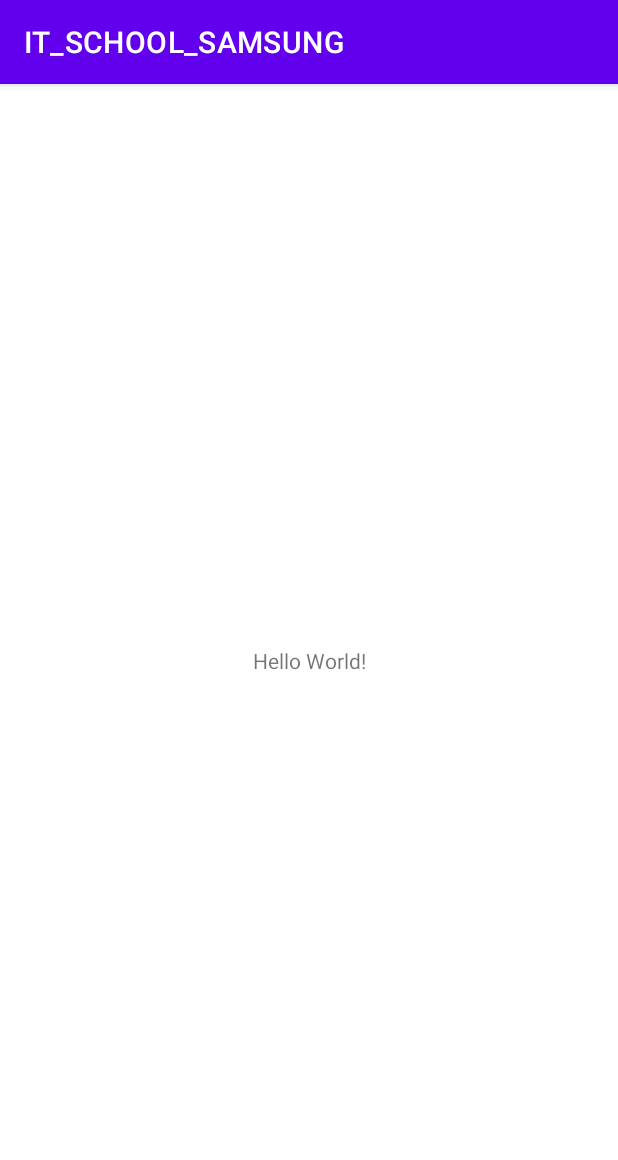
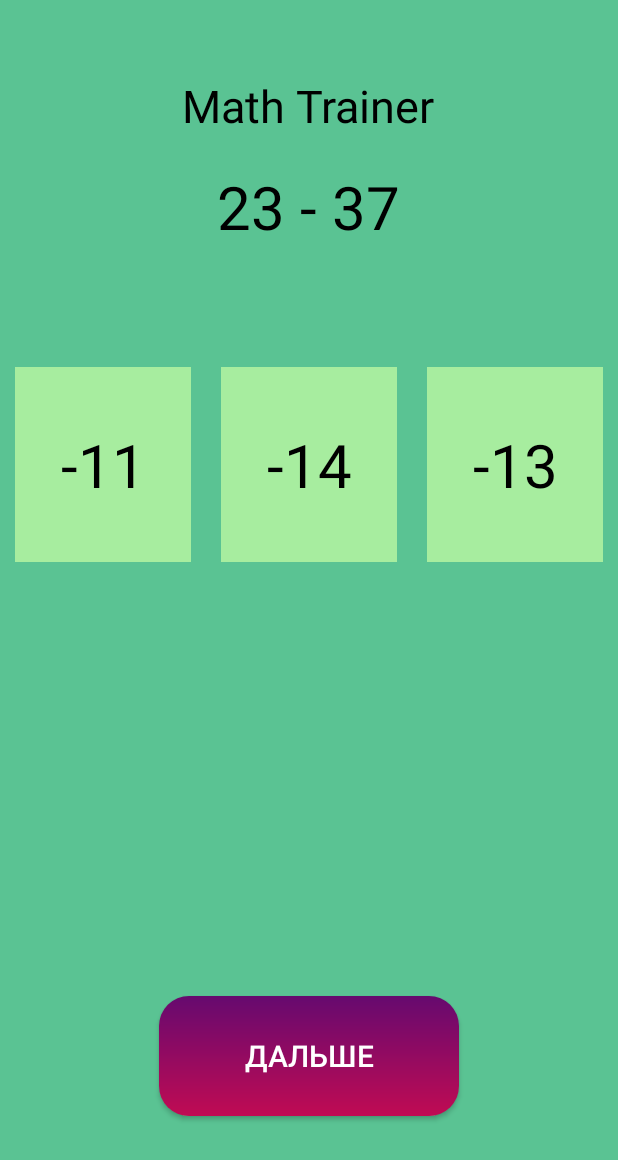
Before and after one commit to VcegdaNaPozitive/Homework_ANDROID, an Android app: the screen it shows after launch (MainActivity), on a phone screen of 412 x 824 dp. Shown: the top 1160 px of the screen. Run offline under Robolectric (Android 15) with nearby library versions, the phone set to English and light mode, and no system bars.

Commit message:
Math_Trainer

```diff
--- a/app/build.gradle
+++ b/app/build.gradle
@@ -26,6 +26,11 @@
         sourceCompatibility JavaVersion.VERSION_1_8
         targetCompatibility JavaVersion.VERSION_1_8
     }
+
+
+    buildFeatures {
+        viewBinding true
+    }
 }
 
 dependencies {
--- a/app/src/main/java/com/example/it_school_samsung/MainActivity.java
+++ b/app/src/main/java/com/example/it_school_samsung/MainActivity.java
@@ -2,13 +2,82 @@
 
 import androidx.appcompat.app.AppCompatActivity;
 
+import android.annotation.SuppressLint;
 import android.os.Bundle;
+import android.view.View;
+import android.widget.TextView;
+import android.widget.Toast;
+
+import com.example.it_school_samsung.databinding.ActivityMainBinding;
 
 public class MainActivity extends AppCompatActivity {
+
+    private ActivityMainBinding binding;
+    private final Problem problem = new Problem();
 
     @Override
     protected void onCreate(Bundle savedInstanceState) {
         super.onCreate(savedInstanceState);
         setContentView(R.layout.activity_main);
+        binding = ActivityMainBinding.inflate(getLayoutInflater());
+        setContentView(binding.getRoot());
+        generateProblem();
+        MyClickListener listener = new MyClickListener();
+        binding.next.setOnClickListener(listener);
+        binding.solution1.setOnClickListener(listener);
+        binding.solution2.setOnClickListener(listener);
+        binding.solution3.setOnClickListener(listener);
     }
+
+    private void generateProblem() {
+        binding.problem.setText(problem.getProblem());
+        binding.solution1.setBackgroundColor(getColor(R.color.still));
+        binding.solution2.setBackgroundColor(getColor(R.color.still));
+        binding.solution3.setBackgroundColor(getColor(R.color.still));
+        int position = problem.getRandom(1, 4);
+        switch (position) {
+            case 1:
+                binding.solution1.setText(String.valueOf(problem.getResult()));
+                binding.solution2.setText(String.valueOf(problem.getNoiseResult()));
+                binding.solution3.setText(String.valueOf(problem.getNoiseResult()));
+                break;
+            case 2:
+                binding.solution1.setText(String.valueOf(problem.getNoiseResult()));
+                binding.solution2.setText(String.valueOf(problem.getResult()));
+                binding.solution3.setText(String.valueOf(problem.getNoiseResult()));
+                break;
+            case 3:
+                binding.solution1.setText(String.valueOf(problem.getNoiseResult()));
+                binding.solution2.setText(String.valueOf(problem.getNoiseResult()));
+                binding.solution3.setText(String.valueOf(problem.getResult()));
+                break;
+        }
+
+    }
+
+    class MyClickListener implements View.OnClickListener {
+
+        @SuppressLint("NonConstantResourceId")
+        @Override
+        public void onClick(View view) {
+            switch (view.getId()) {
+                case R.id.next:
+                    generateProblem();
+                    break;
+                case R.id.solution1:
+                case R.id.solution2:
+                case R.id.solution3:
+                    String text = ((TextView) view).getText().toString();
+                    if (text.equals(String.valueOf(problem.getResult()))) {
+                        view.setBackgroundColor(getColor(R.color.correct));
+                        Toast.makeText(MainActivity.this, "Правильно", Toast.LENGTH_SHORT).show();
+                    } else {
+                        view.setBackgroundColor(getColor(R.color.wrong));
+                        Toast.makeText(MainActivity.this, "Неправильно", Toast.LENGTH_SHORT).show();
+                    }
+
+            }
+        }
+    }
+
 }
--- /dev/null
+++ b/app/src/main/java/com/example/it_school_samsung/Problem.java
@@ -0,0 +1,33 @@
+package com.example.it_school_samsung;
+
+import java.util.Random;
+
+public class Problem {
+    private int result;
+    private final Random random = new Random();
+
+    public int getRandom(int min, int max) {
+        return (int) (Math.random() * (max - min)) + min;
+    }
+
+    public int getResult() {
+        return result;
+    }
+
+    public String getProblem() {
+        int a = getRandom(-50, 50);
+        int b = getRandom(0, 50);
+        String sign = getRandomSign();
+        if (sign.equals("+")) result = a + b;
+        else result = a - b;
+        return a + " " + sign + " " + b;
+    }
+
+    public int getNoiseResult() {
+        return result + getRandom(-4, 4);
+    }
+
+    private String getRandomSign() {
+        return random.nextBoolean() ? "-" : "+";
+    }
+}
--- /dev/null
+++ b/app/src/main/res/drawable/button_style.xml
@@ -0,0 +1,10 @@
+<?xml version="1.0" encoding="utf-8"?>
+<shape xmlns:android="http://schemas.android.com/apk/res/android"
+    android:shape="rectangle">
+    <corners android:radius="20dp" />
+    <gradient android:type="linear"
+        android:startColor="@color/button_color_start"
+        android:endColor="@color/button_color_end"
+        android:angle="200">
+    </gradient>
+</shape>
--- a/app/src/main/res/layout/activity_main.xml
+++ b/app/src/main/res/layout/activity_main.xml
@@ -1,18 +1,88 @@
 <?xml version="1.0" encoding="utf-8"?>
-<androidx.constraintlayout.widget.ConstraintLayout xmlns:android="http://schemas.android.com/apk/res/android"
-    xmlns:app="http://schemas.android.com/apk/res-auto"
+<RelativeLayout xmlns:android="http://schemas.android.com/apk/res/android"
     xmlns:tools="http://schemas.android.com/tools"
     android:layout_width="match_parent"
     android:layout_height="match_parent"
-    tools:context=".MainActivity">
+    android:background="@color/main_background">
 
     <TextView
+        android:id="@+id/title"
         android:layout_width="wrap_content"
         android:layout_height="wrap_content"
-        android:text="Hello World!"
-        app:layout_constraintBottom_toBottomOf="parent"
-        app:layout_constraintEnd_toEndOf="parent"
-        app:layout_constraintStart_toStartOf="parent"
-        app:layout_constraintTop_toTopOf="parent" />
+        android:layout_centerHorizontal="true"
+        android:layout_marginTop="50dp"
+        android:text="@string/app_name"
+        android:textColor="@color/text_color"
+        android:textSize="30sp" />
 
-</androidx.constraintlayout.widget.ConstraintLayout>
+    <TextView
+        android:id="@+id/problem"
+        android:layout_width="wrap_content"
+        android:layout_height="wrap_content"
+        android:layout_below="@id/title"
+        android:layout_centerHorizontal="true"
+        android:layout_marginTop="20dp"
+        android:textColor="@color/text_color"
+        android:textSize="40sp"
+        tools:text="11 + 23 =" />
+
+    <LinearLayout
+        android:id="@+id/solutions"
+        android:layout_width="match_parent"
+        android:layout_height="150dp"
+        android:layout_below="@id/problem"
+        android:layout_marginTop="70dp"
+        android:orientation="horizontal">
+
+
+        <TextView
+            android:id="@+id/solution1"
+            android:layout_width="0dp"
+            android:layout_height="match_parent"
+            android:layout_margin="10dp"
+            android:layout_weight="1"
+            android:background="@color/still"
+            android:gravity="center"
+            android:textColor="@color/text_color"
+            android:textSize="40sp"
+            tools:text="34" />
+
+
+        <TextView
+            android:id="@+id/solution2"
+            android:layout_width="0dp"
+            android:layout_height="match_parent"
+            android:layout_margin="10dp"
+            android:layout_weight="1"
+            android:background="@color/still"
+            android:gravity="center"
+            android:textColor="@color/text_color"
+            android:textSize="40sp"
+            tools:text="34" />
+
+
+        <TextView
+            android:id="@+id/solution3"
+            android:layout_width="0dp"
+            android:layout_height="match_parent"
+            android:layout_margin="10dp"
+            android:layout_weight="1"
+            android:background="@color/still"
+            android:gravity="center"
+            android:textColor="@color/text_color"
+            android:textSize="40sp"
+            tools:text="34" />
+    </LinearLayout>
+
+    <Button
+        android:id="@+id/next"
+        android:layout_width="200dp"
+        android:layout_height="80dp"
+        android:layout_alignParentBottom="true"
+        android:layout_centerHorizontal="true"
+        android:layout_marginBottom="80dp"
+        android:background="@drawable/button_style"
+        android:text="Дальше"
+        android:textColor="@color/white"
+        android:textSize="20sp" />
+</RelativeLayout>
--- a/app/src/main/res/values-night/themes.xml
+++ b/app/src/main/res/values-night/themes.xml
@@ -1,6 +1,6 @@
 <resources xmlns:tools="http://schemas.android.com/tools">
     <!-- Base application theme. -->
-    <style name="Theme.IT_SCHOOL_SAMSUNG" parent="Theme.MaterialComponents.DayNight.DarkActionBar">
+    <style name="Theme.IT_SCHOOL_SAMSUNG" parent="Theme.AppCompat.DayNight.NoActionBar">
         <!-- Primary brand color. -->
         <item name="colorPrimary">@color/purple_200</item>
         <item name="colorPrimaryVariant">@color/purple_700</item>
--- a/app/src/main/res/values/colors.xml
+++ b/app/src/main/res/values/colors.xml
@@ -7,4 +7,12 @@
     <color name="teal_700">#FF018786</color>
     <color name="black">#FF000000</color>
     <color name="white">#FFFFFFFF</color>
+
+    <color name="main_background">#5AC393</color>
+    <color name="text_color">#000000</color>
+    <color name="still">#A7ED9F</color>
+    <color name="button_color_start">#660A6F</color>
+    <color name="button_color_end">#C00B53</color>
+    <color name="correct">#00FF00</color>
+    <color name="wrong">#FF0000</color>
 </resources>
--- a/app/src/main/res/values/strings.xml
+++ b/app/src/main/res/values/strings.xml
@@ -1,3 +1,3 @@
 <resources>
-    <string name="app_name">IT_SCHOOL_SAMSUNG</string>
+    <string name="app_name">Math Trainer</string>
 </resources>
--- a/app/src/main/res/values/themes.xml
+++ b/app/src/main/res/values/themes.xml
@@ -1,6 +1,6 @@
 <resources xmlns:tools="http://schemas.android.com/tools">
     <!-- Base application theme. -->
-    <style name="Theme.IT_SCHOOL_SAMSUNG" parent="Theme.MaterialComponents.DayNight.DarkActionBar">
+    <style name="Theme.IT_SCHOOL_SAMSUNG" parent="Theme.AppCompat.DayNight.NoActionBar">
         <!-- Primary brand color. -->
         <item name="colorPrimary">@color/purple_500</item>
         <item name="colorPrimaryVariant">@color/purple_700</item>
```
